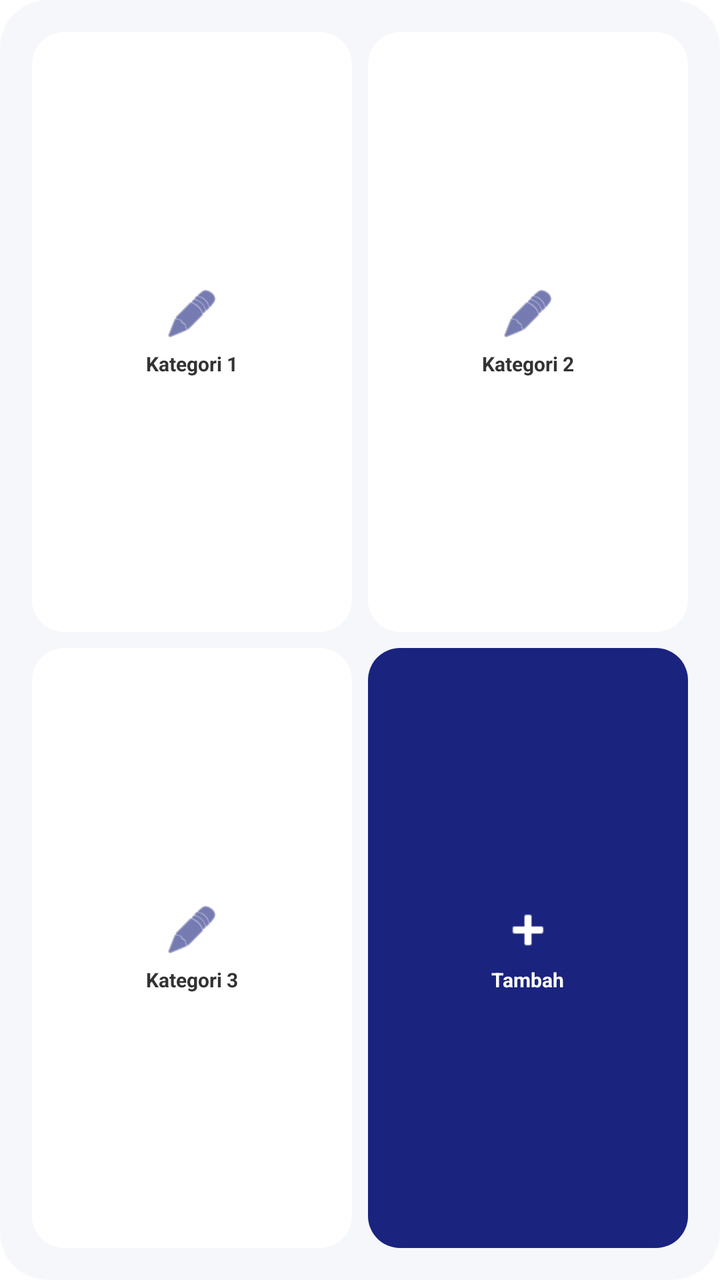
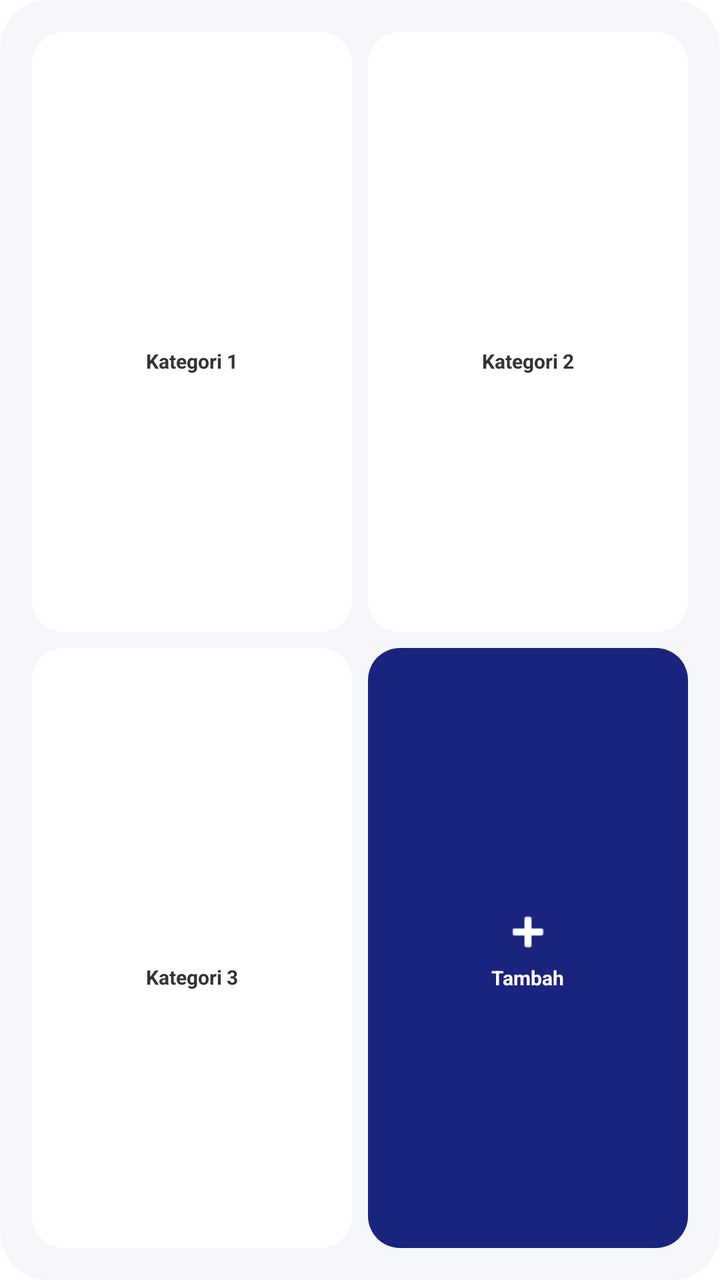

The first picture is an Android layout as it rendered before a commit; the second is the same layout after the commit. The layout source and the unified diff follow.
<!-- AndroidManifest.xml: fallback theme Theme.MaterialComponents.DayNight.NoActionBar -->
<!-- res/layout/widget_layout.xml -->
<?xml version="1.0" encoding="utf-8"?>
<LinearLayout xmlns:android="http://schemas.android.com/apk/res/android"
    android:id="@+id/widget_container"
    android:layout_width="match_parent"
    android:layout_height="match_parent"
    android:background="@drawable/widget_background"
    android:orientation="vertical"
    android:padding="12dp">

    <GridLayout
        android:layout_width="match_parent"
        android:layout_height="match_parent"
        android:columnCount="2"
        android:rowCount="2">

        
        <LinearLayout
            android:id="@+id/widget_button_1"
            android:layout_width="0dp"
            android:layout_height="0dp"
            android:layout_rowWeight="1"
            android:layout_columnWeight="1"
            android:layout_margin="4dp"
            android:background="@drawable/widget_button_bg"
            android:clickable="true"
            android:focusable="true"
            android:gravity="center"
            android:orientation="vertical">
            <ImageView
                android:id="@+id/widget_icon_1"
                android:layout_width="28dp"
                android:layout_height="28dp"
                android:src="@android:drawable/ic_menu_edit"
                android:tint="#1A237E" />
            <TextView
                android:id="@+id/widget_text_1"
                android:layout_width="wrap_content"
                android:layout_height="wrap_content"
                android:layout_marginTop="4dp"
                android:text="Kategori 1"
                android:textColor="#333333"
                android:textSize="10sp"
                android:textStyle="bold" />
        </LinearLayout>

        
        <LinearLayout
            android:id="@+id/widget_button_2"
            android:layout_width="0dp"
            android:layout_height="0dp"
            android:layout_rowWeight="1"
            android:layout_columnWeight="1"
            android:layout_margin="4dp"
            android:background="@drawable/widget_button_bg"
            android:clickable="true"
            android:focusable="true"
            android:gravity="center"
            android:orientation="vertical">
            <ImageView
                android:id="@+id/widget_icon_2"
                android:layout_width="28dp"
                android:layout_height="28dp"
                android:src="@android:drawable/ic_menu_edit"
                android:tint="#1A237E" />
            <TextView
                android:id="@+id/widget_text_2"
                android:layout_width="wrap_content"
                android:layout_height="wrap_content"
                android:layout_marginTop="4dp"
                android:text="Kategori 2"
                android:textColor="#333333"
                android:textSize="10sp"
                android:textStyle="bold" />
        </LinearLayout>

        
        <LinearLayout
            android:id="@+id/widget_button_3"
            android:layout_width="0dp"
            android:layout_height="0dp"
            android:layout_rowWeight="1"
            android:layout_columnWeight="1"
            android:layout_margin="4dp"
            android:background="@drawable/widget_button_bg"
            android:clickable="true"
            android:focusable="true"
            android:gravity="center"
            android:orientation="vertical">
            <ImageView
                android:id="@+id/widget_icon_3"
                android:layout_width="28dp"
                android:layout_height="28dp"
                android:src="@android:drawable/ic_menu_edit"
                android:tint="#1A237E" />
            <TextView
                android:id="@+id/widget_text_3"
                android:layout_width="wrap_content"
                android:layout_height="wrap_content"
                android:layout_marginTop="4dp"
                android:text="Kategori 3"
                android:textColor="#333333"
                android:textSize="10sp"
                android:textStyle="bold" />
        </LinearLayout>

        
        <LinearLayout
            android:id="@+id/widget_button_4"
            android:layout_width="0dp"
            android:layout_height="0dp"
            android:layout_rowWeight="1"
            android:layout_columnWeight="1"
            android:layout_margin="4dp"
            android:background="@drawable/widget_button_bg_accent"
            android:clickable="true"
            android:focusable="true"
            android:gravity="center"
            android:orientation="vertical">
            <ImageView
                android:layout_width="28dp"
                android:layout_height="28dp"
                android:src="@android:drawable/ic_input_add"
                android:tint="#FFFFFF" />
            <TextView
                android:layout_width="wrap_content"
                android:layout_height="wrap_content"
                android:layout_marginTop="4dp"
                android:text="Tambah"
                android:textColor="#FFFFFF"
                android:textSize="10sp"
                android:textStyle="bold" />
        </LinearLayout>

    </GridLayout>
</LinearLayout>
<!-- resources referenced by this layout -->
<resources>
  <!-- drawable widget_background (drawable) -->
  <?xml version="1.0" encoding="utf-8"?>
  <shape xmlns:android="http://schemas.android.com/apk/res/android">
      <solid android:color="#F5F7FA" />
      <corners android:radius="24dp" />
  </shape>
  <!-- drawable widget_button_bg (drawable) -->
  <?xml version="1.0" encoding="utf-8"?>
  <ripple xmlns:android="http://schemas.android.com/apk/res/android"
      android:color="#E0E0E0">
      <item>
          <shape android:shape="rectangle">
              <solid android:color="#FFFFFF" />
              <corners android:radius="16dp" />
          </shape>
      </item>
  </ripple>
  <!-- drawable widget_button_bg_accent (drawable) -->
  <?xml version="1.0" encoding="utf-8"?>
  <ripple xmlns:android="http://schemas.android.com/apk/res/android"
      android:color="#3949AB">
      <item>
          <shape android:shape="rectangle">
              <solid android:color="#1A237E" />
              <corners android:radius="16dp" />
          </shape>
      </item>
  </ripple>
</resources>

<!-- the commit's change to res/layout/widget_layout.xml (unified diff, before → after) -->
@@ -26,17 +26,16 @@
             android:focusable="true"
             android:gravity="center"
             android:orientation="vertical">
-            <ImageView
+            <TextView
                 android:id="@+id/widget_icon_1"
-                android:layout_width="28dp"
-                android:layout_height="28dp"
-                android:src="@android:drawable/ic_menu_edit"
-                android:tint="#1A237E" />
+                android:layout_width="wrap_content"
+                android:layout_height="wrap_content"
+                android:textSize="20sp" />
             <TextView
                 android:id="@+id/widget_text_1"
                 android:layout_width="wrap_content"
                 android:layout_height="wrap_content"
-                android:layout_marginTop="4dp"
+                android:layout_marginTop="2dp"
                 android:text="Kategori 1"
                 android:textColor="#333333"
                 android:textSize="10sp"
@@ -56,17 +55,16 @@
             android:focusable="true"
             android:gravity="center"
             android:orientation="vertical">
-            <ImageView
+            <TextView
                 android:id="@+id/widget_icon_2"
-                android:layout_width="28dp"
-                android:layout_height="28dp"
-                android:src="@android:drawable/ic_menu_edit"
-                android:tint="#1A237E" />
+                android:layout_width="wrap_content"
+                android:layout_height="wrap_content"
+                android:textSize="20sp" />
             <TextView
                 android:id="@+id/widget_text_2"
                 android:layout_width="wrap_content"
                 android:layout_height="wrap_content"
-                android:layout_marginTop="4dp"
+                android:layout_marginTop="2dp"
                 android:text="Kategori 2"
                 android:textColor="#333333"
                 android:textSize="10sp"
@@ -86,17 +84,16 @@
             android:focusable="true"
             android:gravity="center"
             android:orientation="vertical">
-            <ImageView
+            <TextView
                 android:id="@+id/widget_icon_3"
-                android:layout_width="28dp"
-                android:layout_height="28dp"
-                android:src="@android:drawable/ic_menu_edit"
-                android:tint="#1A237E" />
+                android:layout_width="wrap_content"
+                android:layout_height="wrap_content"
+                android:textSize="20sp" />
             <TextView
                 android:id="@+id/widget_text_3"
                 android:layout_width="wrap_content"
                 android:layout_height="wrap_content"
-                android:layout_marginTop="4dp"
+                android:layout_marginTop="2dp"
                 android:text="Kategori 3"
                 android:textColor="#333333"
                 android:textSize="10sp"
@@ -124,7 +121,7 @@
             <TextView
                 android:layout_width="wrap_content"
                 android:layout_height="wrap_content"
-                android:layout_marginTop="4dp"
+                android:layout_marginTop="2dp"
                 android:text="Tambah"
                 android:textColor="#FFFFFF"
                 android:textSize="10sp"
